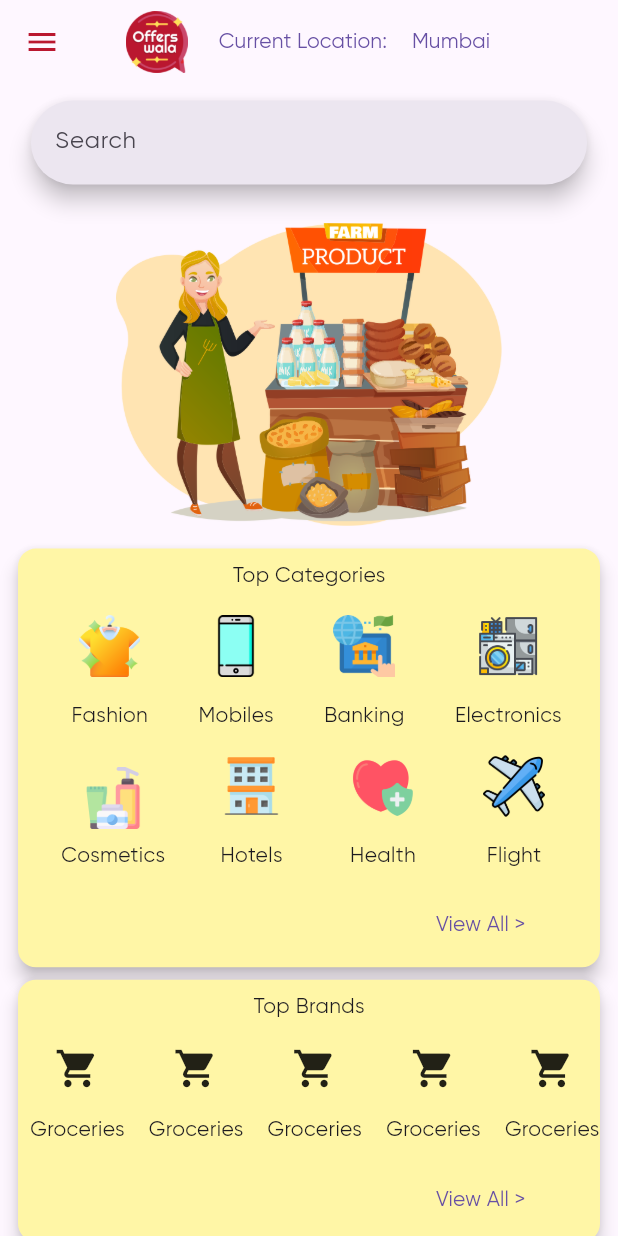
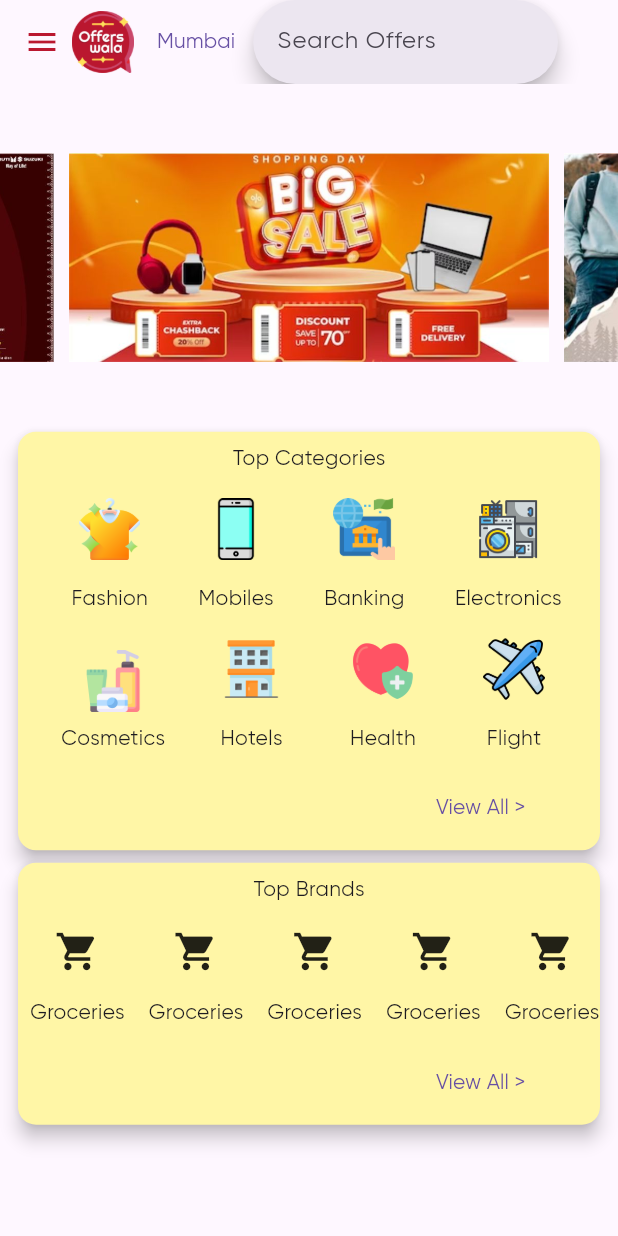
Before and after one commit to RamG222/offerswala, a Flutter app: the Home screen opened directly, on a phone screen of 412 x 824 dp. Run offline on Flutter 3.47's test engine with Material 3 defaults, Android fonts, the light colour scheme and no system bars; drawn by our look-alikes of carousel_slider; our stand-ins replace geocoding, geolocator, page_view_dot_indicator.

Commit message:
change image slider and add launcher icon

```diff
--- a/lib/main.dart
+++ b/lib/main.dart
@@ -1,6 +1,4 @@
 import 'package:flutter/material.dart';
-import 'package:offerswala/screens/first_location_access.dart';
-import 'package:offerswala/screens/home/home.dart';
 import 'package:offerswala/screens/splash_screen.dart';
 
 void main() {
@@ -20,7 +18,7 @@ class MyApp extends StatelessWidget {
         fontFamily: 'Gilroy',
         useMaterial3: true,
       ),
-      home: const Home(),
+      home: const SplashScreen(),
     );
   }
 }
--- a/lib/screens/home/home.dart
+++ b/lib/screens/home/home.dart
@@ -1,4 +1,6 @@
 import 'package:flutter/material.dart';
+import 'package:flutter/services.dart';
+import 'package:flutter/widgets.dart';
 import 'package:offerswala/screens/home/categories_card.dart';
 import 'package:offerswala/screens/home/change_location.dart';
 import 'package:offerswala/screens/home/image_slider.dart';
@@ -25,7 +27,33 @@ class _HomeState extends State<Home> {
       }
     }
 
-    return SafeArea(
+    return PopScope(
+      canPop: false,
+      onPopInvoked: (bool value) {
+        showDialog<String>(
+          context: context,
+          builder: (BuildContext context) => AlertDialog(
+            title: const Text("Exit Application?"),
+            actions: <Widget>[
+              TextButton(
+                onPressed: () => Navigator.pop(context, 'NO'),
+                child: const Text('NO'),
+              ),
+              SizedBox(width: 10),
+              TextButton(
+                style: ButtonStyle(
+                    backgroundColor:
+                        MaterialStateProperty.all(Colors.red.shade100)),
+                onPressed: () {
+                  SystemNavigator.pop();
+                },
+                child: Text("Exit"),
+              ),
+            ],
+          ),
+        );
+      },
+      child: SafeArea(
         child: isWideScreen()
             ? Scaffold(
                 drawer: Drawer(
@@ -51,25 +79,30 @@ class _HomeState extends State<Home> {
                 ),
                 appBar: AppBar(
                   iconTheme: const IconThemeData(color: Color(0xffBA172F)),
-                title: TextButton(
+                  title: Transform.translate(
+                    offset: Offset(-24.0, 0.0),
+                    child: Row(
+                      children: [
+                        Image.asset('assets/images/logo.png',
+                            width: mQWidth / 10),
+                        SizedBox(
+                          width: mQWidth / 120,
+                        ),
+                        TextButton(
                           onPressed: () {
-                    Navigator.push(
-                      context,
+                            Navigator.of(context).push(
                               MaterialPageRoute(
                                 builder: (context) => ChangeLocationScreen(),
                               ),
                             );
                           },
-                  child: Row(
-                    children: [
-                      Image.asset('assets/images/logo.png',
-                          width: mQWidth / 10),
-                      SizedBox(
-                        width: mQWidth / 20,
+                          child: const Text('Mumbai'),
                         ),
-                      const Text('Current Location:'),
-                      SizedBox(width: mQWidth / 25),
-                      const Text('Mumbai'),
+                        Expanded(
+                          child: SearchBar(
+                            hintText: 'Search Offers',
+                          ),
+                        ),
                       ],
                     ),
                   ),
@@ -77,13 +110,6 @@ class _HomeState extends State<Home> {
                 body: SingleChildScrollView(
                   child: Column(
                     children: [
-                    Container(
-                      margin: EdgeInsets.symmetric(
-                          horizontal: mQWidth / 20, vertical: mQHeight / 75),
-                      child: const SearchBar(
-                        hintText: 'Search',
-                      ),
-                    ),
                       const Image_slider(),
                       const Categories_Card(),
                       SizedBox(height: mQHeight / 100),
@@ -93,6 +119,7 @@ class _HomeState extends State<Home> {
                 ),
               )
             : const Scaffold(),
+      ),
     );
   }
 }
--- a/lib/screens/home/image_slider.dart
+++ b/lib/screens/home/image_slider.dart
@@ -4,9 +4,11 @@ import 'package:carousel_slider/carousel_slider.dart';
 import 'package:flutter/material.dart';
 
 final List<String> imgList = [
-  "assets/images/Vocal_for_Local.png",
-  "assets/images/Offers _Discounts.png",
-  "assets/images/Grab_Save.png"
+  "assets/images/image_slider/1.jpg",
+  "assets/images/image_slider/2.jpg",
+  "assets/images/image_slider/3.jpg",
+  "assets/images/image_slider/4.jpg",
+  "assets/images/image_slider/5.jpg",
 ];
 
 class Image_slider extends StatelessWidget {
@@ -18,11 +20,11 @@ class Image_slider extends StatelessWidget {
   Widget build(BuildContext context) {
     return CarouselSlider(
       items: imgList
-          .map((e) => Center(
+          .map((src) => Center(
                 child: Padding(
-                  padding: const EdgeInsets.all(15.0),
+                  padding: const EdgeInsets.all(5.0),
                   child: Image.asset(
-                    e,
+                    src,
                     fit: BoxFit.cover,
                   ),
                 ),
```
Also changed, not shown: lib/screens/login.dart (+43 -5 lines), pubspec.yaml (+7 -0 lines), assets/images/image_slider/1.jpg (added), assets/images/image_slider/2.jpg (added), assets/images/image_slider/3.jpg (added), assets/images/image_slider/4.jpg (added), assets/images/image_slider/5.jpg (added), pubspec.lock, 28 other files. Lines whose indentation alone changed are shown as unchanged.
